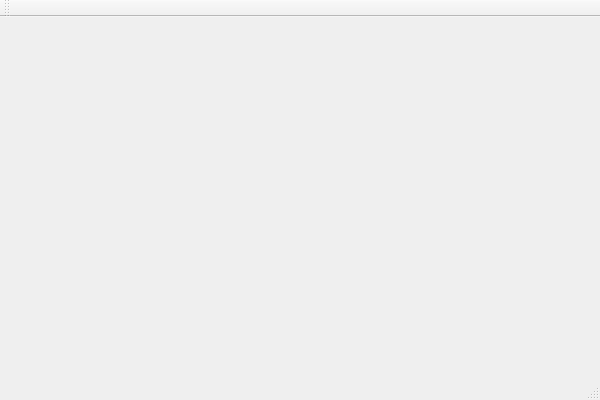
Old version of the form TCP_Serveur/TCP_Serveur/TCP_Serveur.ui in the repository VolletMaxence/Super-Projet-QT.
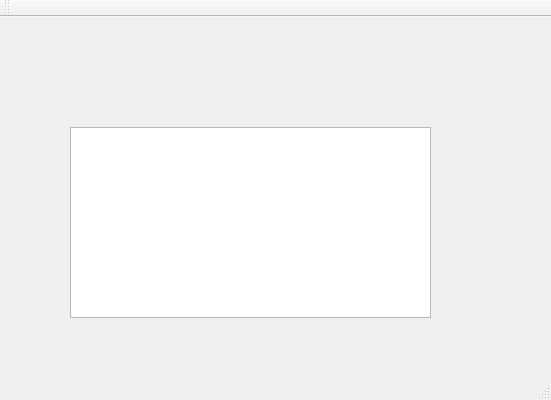
New version of the form.

What changed in the file:
```diff
--- a/TCP_Serveur/TCP_Serveur/TCP_Serveur.ui
+++ b/TCP_Serveur/TCP_Serveur/TCP_Serveur.ui
@@ -6,7 +6,7 @@
    <rect>
     <x>0</x>
     <y>0</y>
-    <width>600</width>
+    <width>551</width>
     <height>400</height>
    </rect>
   </property>
@@ -17,16 +17,26 @@
    <widget class="QLabel" name="connectionStatusLabel">
     <property name="geometry">
      <rect>
-      <x>230</x>
-      <y>150</y>
-      <width>221</width>
-      <height>41</height>
+      <x>170</x>
+      <y>30</y>
+      <width>181</width>
+      <height>31</height>
      </rect>
     </property>
     <property name="text">
      <string/>
     </property>
    </widget>
+   <widget class="QTextEdit" name="listeMessages">
+    <property name="geometry">
+     <rect>
+      <x>70</x>
+      <y>110</y>
+      <width>361</width>
+      <height>191</height>
+     </rect>
+    </property>
+   </widget>
   </widget>
   <widget class="QMenuBar" name="menuBar">
    <property name="geometry">
```
Left out of the diff: 2 changed lines with no effect on the pictures.
